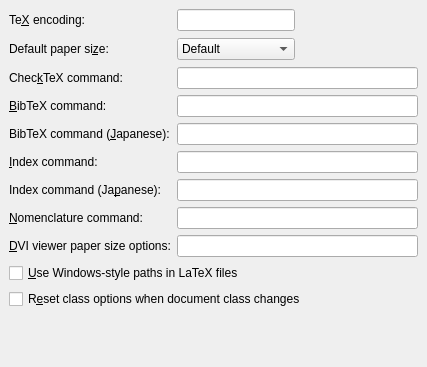
cburschka/lyx, file src/frontends/qt4/ui/PrefLatexUi.ui: the form before one commit.
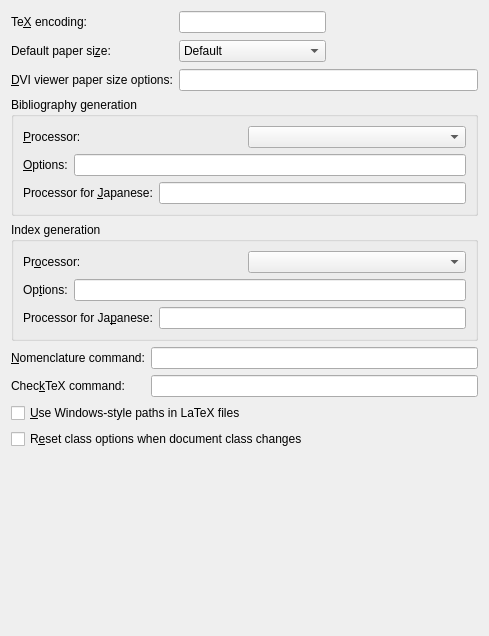
The form after the commit.

```diff
--- a/src/frontends/qt4/ui/PrefLatexUi.ui
+++ b/src/frontends/qt4/ui/PrefLatexUi.ui
@@ -5,47 +5,54 @@
    <rect>
     <x>0</x>
     <y>0</y>
-    <width>427</width>
-    <height>367</height>
+    <width>489</width>
+    <height>636</height>
    </rect>
   </property>
   <property name="windowTitle" >
    <string/>
   </property>
-  <layout class="QGridLayout" >
-   <property name="margin" >
-    <number>9</number>
-   </property>
-   <property name="spacing" >
-    <number>6</number>
-   </property>
-   <item row="11" column="0" colspan="3" >
+  <layout class="QGridLayout" name="gridLayout_3" >
+   <item row="0" column="0" colspan="2" >
+    <widget class="QLabel" name="latexEncodingLA" >
+     <property name="text" >
+      <string>Te&amp;X encoding:</string>
+     </property>
+     <property name="buddy" >
+      <cstring>latexEncodingED</cstring>
+     </property>
+    </widget>
+   </item>
+   <item row="0" column="2" >
+    <widget class="QLineEdit" name="latexEncodingED" />
+   </item>
+   <item rowspan="2" row="0" column="3" >
     <spacer>
      <property name="orientation" >
-      <enum>Qt::Vertical</enum>
+      <enum>Qt::Horizontal</enum>
      </property>
      <property name="sizeType" >
       <enum>QSizePolicy::Expanding</enum>
      </property>
-     <property name="sizeHint" >
+     <property name="sizeHint" stdset="0" >
       <size>
-       <width>409</width>
-       <height>21</height>
+       <width>21</width>
+       <height>52</height>
       </size>
      </property>
     </spacer>
    </item>
-   <item row="10" column="0" colspan="3" >
-    <widget class="QCheckBox" name="latexAutoresetCB" >
-     <property name="toolTip" >
-      <string>Set class options to default on class change</string>
-     </property>
+   <item row="1" column="0" colspan="2" >
+    <widget class="QLabel" name="latexPaperSizeLA" >
      <property name="text" >
-      <string>R&amp;eset class options when document class changes</string>
+      <string>Default paper si&amp;ze:</string>
+     </property>
+     <property name="buddy" >
+      <cstring>latexPaperSizeCO</cstring>
      </property>
     </widget>
    </item>
-   <item row="1" column="1" >
+   <item row="1" column="2" >
     <widget class="QComboBox" name="latexPaperSizeCO" >
      <item>
       <property name="text" >
@@ -89,26 +96,191 @@
      </item>
     </widget>
    </item>
-   <item row="0" column="1" >
-    <widget class="QLineEdit" name="latexEncodingED" />
+   <item row="2" column="0" colspan="2" >
+    <widget class="QLabel" name="latexDviPaperLA" >
+     <property name="text" >
+      <string>&amp;DVI viewer paper size options:</string>
+     </property>
+     <property name="buddy" >
+      <cstring>latexDviPaperED</cstring>
+     </property>
+    </widget>
    </item>
-   <item rowspan="2" row="0" column="2" >
-    <spacer>
-     <property name="orientation" >
-      <enum>Qt::Horizontal</enum>
+   <item row="2" column="2" colspan="2" >
+    <widget class="QLineEdit" name="latexDviPaperED" >
+     <property name="toolTip" >
+      <string>Optional paper size flag (-paper) for some DVI viewers</string>
      </property>
-     <property name="sizeType" >
-      <enum>QSizePolicy::Expanding</enum>
+    </widget>
+   </item>
+   <item row="3" column="0" colspan="4" >
+    <widget class="QGroupBox" name="bibtexGB" >
+     <property name="title" >
+      <string>Bibliography generation</string>
      </property>
-     <property name="sizeHint" >
-      <size>
-       <width>21</width>
-       <height>52</height>
-      </size>
+     <property name="flat" >
+      <bool>true</bool>
      </property>
-    </spacer>
+     <layout class="QGridLayout" name="gridLayout" >
+      <item row="0" column="0" >
+       <layout class="QHBoxLayout" name="horizontalLayout" >
+        <item>
+         <widget class="QLabel" name="latexBibtexLA" >
+          <property name="text" >
+           <string>&amp;Processor:</string>
+          </property>
+          <property name="buddy" >
+           <cstring>latexBibtexCO</cstring>
+          </property>
+         </widget>
+        </item>
+        <item>
+         <widget class="QComboBox" name="latexBibtexCO" />
+        </item>
+       </layout>
+      </item>
+      <item row="1" column="0" >
+       <layout class="QHBoxLayout" name="horizontalLayout_2" >
+        <item>
+         <widget class="QLabel" name="latexBibtexOptionsLA" >
+          <property name="text" >
+           <string>&amp;Options:</string>
+          </property>
+          <property name="buddy" >
+           <cstring>latexBibtexED</cstring>
+          </property>
+         </widget>
+        </item>
+        <item>
+         <widget class="QLineEdit" name="latexBibtexED" >
+          <property name="toolTip" >
+           <string>BibTeX command and options</string>
+          </property>
+         </widget>
+        </item>
+       </layout>
+      </item>
+      <item row="2" column="0" >
+       <layout class="QHBoxLayout" name="horizontalLayout_3" >
+        <item>
+         <widget class="QLabel" name="latexJBibtexLA" >
+          <property name="text" >
+           <string>Processor for &amp;Japanese:</string>
+          </property>
+          <property name="buddy" >
+           <cstring>latexJBibtexED</cstring>
+          </property>
+         </widget>
+        </item>
+        <item>
+         <widget class="QLineEdit" name="latexJBibtexED" >
+          <property name="toolTip" >
+           <string>Specific BibTeX command and options for pLaTeX (Japanese)</string>
+          </property>
+         </widget>
+        </item>
+       </layout>
+      </item>
+     </layout>
+     <zorder>latexBibtexLA</zorder>
+     <zorder>latexBibtexCO</zorder>
+     <zorder>latexBibtexED</zorder>
+     <zorder>latexBibtexOptionsLA</zorder>
+     <zorder>latexJBibtexED</zorder>
+     <zorder>latexJBibtexLA</zorder>
+     <zorder>latexDviPaperED</zorder>
+     <zorder>latexDviPaperLA</zorder>
+    </widget>
    </item>
-   <item row="2" column="0" >
+   <item row="4" column="0" colspan="4" >
+    <widget class="QGroupBox" name="indexGB" >
+     <property name="title" >
+      <string>Index generation</string>
+     </property>
+     <property name="flat" >
+      <bool>true</bool>
+     </property>
+     <layout class="QGridLayout" name="gridLayout_2" >
+      <item row="0" column="0" >
+       <layout class="QHBoxLayout" name="horizontalLayout_4" >
+        <item>
+         <widget class="QLabel" name="latexIndexLA" >
+          <property name="text" >
+           <string>Pr&amp;ocessor:</string>
+          </property>
+          <property name="buddy" >
+           <cstring>latexIndexCO</cstring>
+          </property>
+         </widget>
+        </item>
+        <item>
+         <widget class="QComboBox" name="latexIndexCO" />
+        </item>
+       </layout>
+      </item>
+      <item row="1" column="0" >
+       <layout class="QHBoxLayout" name="horizontalLayout_5" >
+        <item>
+         <widget class="QLabel" name="latexIndexOptionsLA" >
+          <property name="text" >
+           <string>Op&amp;tions:</string>
+          </property>
+          <property name="buddy" >
+           <cstring>latexIndexED</cstring>
+          </property>
+         </widget>
+        </item>
+        <item>
+         <widget class="QLineEdit" name="latexIndexED" >
+          <property name="toolTip" >
+           <string>Index command and options (makeindex, xindy)</string>
+          </property>
+         </widget>
+        </item>
+       </layout>
+      </item>
+      <item row="2" column="0" >
+       <layout class="QHBoxLayout" name="horizontalLayout_6" >
+        <item>
+         <widget class="QLabel" name="latexJIndexLA" >
+          <property name="text" >
+           <string>Processor for Ja&amp;panese:</string>
+          </property>
+          <property name="buddy" >
+           <cstring>latexJIndexED</cstring>
+          </property>
+         </widget>
+        </item>
+        <item>
+         <widget class="QLineEdit" name="latexJIndexED" >
+          <property name="toolTip" >
+           <string>Specific index command and options for pLaTeX (Japanese)</string>
+          </property>
+         </widget>
+        </item>
+       </layout>
+      </item>
+     </layout>
+    </widget>
+   </item>
+   <item row="5" column="0" >
+    <widget class="QLabel" name="latexNomenclLA" >
+     <property name="text" >
+      <string>&amp;Nomenclature command:</string>
+     </property>
+     <property name="buddy" >
+      <cstring>latexNomenclED</cstring>
+     </property>
+    </widget>
+   </item>
+   <item row="5" column="1" colspan="3" >
+    <widget class="QLineEdit" name="latexNomenclED" >
+     <property name="toolTip" >
+      <string>Command and options for nomencl (usually makeindex)</string>
+     </property>
+    </widget>
+   </item>
+   <item row="6" column="0" >
     <widget class="QLabel" name="latexChecktexLA" >
      <property name="text" >
       <string>Chec&amp;kTeX command:</string>
@@ -118,61 +290,14 @@
      </property>
     </widget>
    </item>
-   <item row="2" column="1" colspan="2" >
+   <item row="6" column="1" colspan="3" >
     <widget class="QLineEdit" name="latexChecktexED" >
      <property name="toolTip" >
       <string>CheckTeX start options and flags</string>
      </property>
     </widget>
    </item>
-   <item row="0" column="0" >
-    <widget class="QLabel" name="latexEncodingLA" >
-     <property name="text" >
-      <string>Te&amp;X encoding:</string>
-     </property>
-     <property name="buddy" >
-      <cstring>latexEncodingED</cstring>
-     </property>
-    </widget>
-   </item>
-   <item row="1" column="0" >
-    <widget class="QLabel" name="latexPaperSizeLA" >
-     <property name="text" >
-      <string>Default paper si&amp;ze:</string>
-     </property>
-     <property name="buddy" >
-      <cstring>latexPaperSizeCO</cstring>
-     </property>
-    </widget>
-   </item>
-   <item row="3" column="1" colspan="2" >
-    <widget class="QLineEdit" name="latexBibtexED" >
-     <property name="toolTip" >
-      <string>BibTeX command and options</string>
-     </property>
-    </widget>
-   </item>
-   <item row="3" column="0" >
-    <widget class="QLabel" name="latexBibtexLA" >
-     <property name="text" >
-      <string>&amp;BibTeX command:</string>
-     </property>
-     <property name="buddy" >
-      <cstring>latexBibtexED</cstring>
-     </property>
-    </widget>
-   </item>
-   <item row="7" column="0" >
-    <widget class="QLabel" name="latexNomenclLA" >
-     <property name="text" >
-      <string>&amp;Nomenclature command:</string>
-     </property>
-     <property name="buddy" >
-      <cstring>latexNomenclED</cstring>
-     </property>
-    </widget>
-   </item>
-   <item row="9" column="0" colspan="3" >
+   <item row="7" column="0" colspan="4" >
     <widget class="QCheckBox" name="pathCB" >
      <property name="enabled" >
       <bool>true</bool>
@@ -191,80 +316,31 @@
      </property>
     </widget>
    </item>
-   <item row="7" column="1" colspan="2" >
-    <widget class="QLineEdit" name="latexNomenclED" >
+   <item row="8" column="0" colspan="4" >
+    <widget class="QCheckBox" name="latexAutoresetCB" >
      <property name="toolTip" >
-      <string>Command and options for nomencl (usually makeindex)</string>
+      <string>Set class options to default on class change</string>
      </property>
-    </widget>
-   </item>
-   <item row="5" column="1" colspan="2" >
-    <widget class="QLineEdit" name="latexIndexED" >
-     <property name="toolTip" >
-      <string>Index command and options (makeindex, xindy)</string>
-     </property>
-    </widget>
-   </item>
-   <item row="5" column="0" >
-    <widget class="QLabel" name="latexIndexLA" >
      <property name="text" >
-      <string>&amp;Index command:</string>
+      <string>R&amp;eset class options when document class changes</string>
      </property>
-     <property name="buddy" >
-      <cstring>latexIndexED</cstring>
-     </property>
     </widget>
    </item>
-   <item row="6" column="1" colspan="2" >
-    <widget class="QLineEdit" name="latexJIndexED" >
-     <property name="toolTip" >
-      <string>Specific index command and options for pLaTeX (Japanese)</string>
+   <item row="9" column="0" colspan="4" >
+    <spacer>
+     <property name="orientation" >
+      <enum>Qt::Vertical</enum>
      </property>
-    </widget>
-   </item>
-   <item row="4" column="1" colspan="2" >
-    <widget class="QLineEdit" name="latexJBibtexED" >
-     <property name="toolTip" >
-      <string>Specific BibTeX command and options for pLaTeX (Japanese)</string>
+     <property name="sizeType" >
+      <enum>QSizePolicy::Expanding</enum>
      </property>
-    </widget>
-   </item>
-   <item row="4" column="0" >
-    <widget class="QLabel" name="latexJBibtexLA" >
-     <property name="text" >
-      <string>BibTeX command (&amp;Japanese):</string>
+     <property name="sizeHint" stdset="0" >
+      <size>
+       <width>409</width>
+       <height>21</height>
+      </size>
      </property>
-     <property name="buddy" >
-      <cstring>latexJBibtexED</cstring>
-     </property>
-    </widget>
-   </item>
-   <item row="6" column="0" >
-    <widget class="QLabel" name="latexJIndexLA" >
-     <property name="text" >
-      <string>Index command (Ja&amp;panese):</string>
-     </property>
-     <property name="buddy" >
-      <cstring>latexJIndexED</cstring>
-     </property>
-    </widget>
-   </item>
-   <item row="8" column="1" colspan="2" >
-    <widget class="QLineEdit" name="latexDviPaperED" >
-     <property name="toolTip" >
-      <string>Optional paper size flag (-paper) for some DVI viewers</string>
-     </property>
-    </widget>
-   </item>
-   <item row="8" column="0" >
-    <widget class="QLabel" name="latexDviPaperLA" >
-     <property name="text" >
-      <string>&amp;DVI viewer paper size options:</string>
-     </property>
-     <property name="buddy" >
-      <cstring>latexDviPaperED</cstring>
-     </property>
-    </widget>
+    </spacer>
    </item>
   </layout>
  </widget>
```
